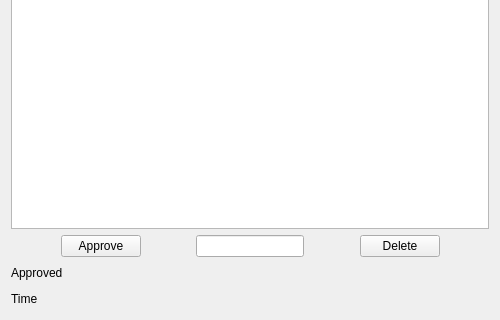
This is notificationdialog.ui in hassan-kandil/DistImage as Qt 5 draws it before an edit; both pictures show x 0 to 500 and y 180 to 500 of the 500 by 500 pixel window. The edited form follows.
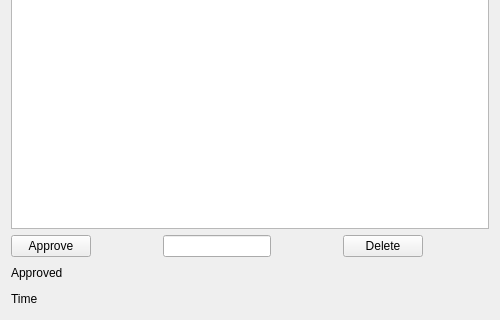
This is the edited form.

What changed in the file:
```diff
--- a/notificationdialog.ui
+++ b/notificationdialog.ui
@@ -50,19 +50,6 @@
    </item>
    <item>
     <layout class="QHBoxLayout" name="horizontalLayout">
-     <item>
-      <spacer name="horizontalSpacer_2">
-       <property name="orientation">
-        <enum>Qt::Horizontal</enum>
-       </property>
-       <property name="sizeHint" stdset="0">
-        <size>
-         <width>40</width>
-         <height>20</height>
-        </size>
-       </property>
-      </spacer>
-     </item>
      <item>
       <widget class="QPushButton" name="push_approve">
        <property name="text">
```
